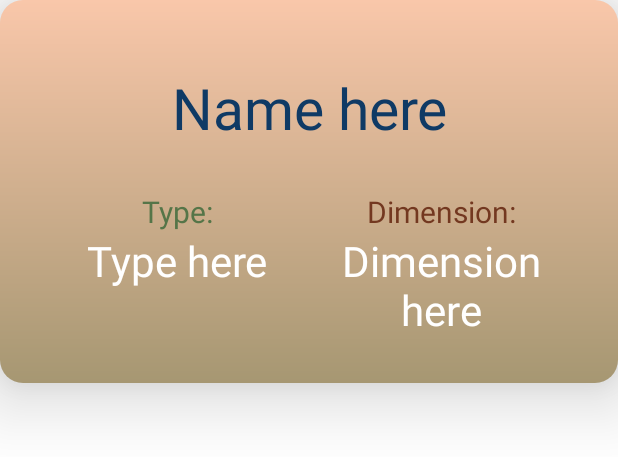
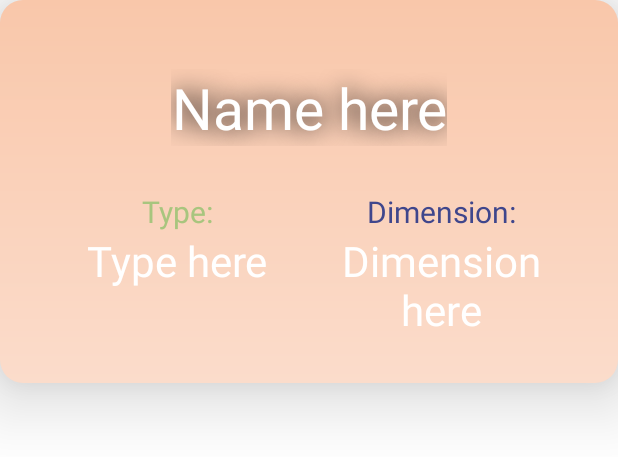
Before and after one commit to MORGANlTE/Rick-And-Morty-App, an Android app: the layout list_item_location.xml on its own in the app's theme, with its tools: preview values and no code run, on a phone screen of 412 x 824 dp. Shown: the top 457 px of the screen. Run offline under Robolectric (Android 15) with nearby library versions, the phone set to English and light mode, and no system bars.

Commit message:
colors etc

```diff
--- a/app/build.gradle
+++ b/app/build.gradle
@@ -54,7 +54,7 @@ dependencies {
     testImplementation 'junit:junit:4.13.2'
     androidTestImplementation 'androidx.test.ext:junit:1.1.4'
     androidTestImplementation 'androidx.test.espresso:espresso-core:3.5.0'
-
+    implementation 'jp.wasabeef:recyclerview-animators:4.0.2'
     //room
     implementation "androidx.room:room-runtime:2.4.3"
     kapt "androidx.room:room-compiler:2.4.3"
--- a/app/src/main/res/drawable/rounded.xml
+++ b/app/src/main/res/drawable/rounded.xml
@@ -2,7 +2,7 @@
 <shape xmlns:android="http://schemas.android.com/apk/res/android">
     <gradient
         android:startColor="#F9C7AA"
-        android:endColor="#A69772"
+        android:endColor="#FBDCCB"
         android:angle="275"/>
     <corners android:radius="15dp" />
 </shape>
--- a/app/src/main/res/layout/fragment_location.xml
+++ b/app/src/main/res/layout/fragment_location.xml
@@ -14,9 +14,9 @@
             android:layout_width="wrap_content"
             android:layout_height="wrap_content"
             android:paddingLeft="0sp"
-            android:text="@string/locations"
+            android:text="Locations"
             android:textAlignment="center"
-            android:textSize="24sp"
+            android:textSize="32sp"
             app:layout_constraintBottom_toBottomOf="parent"
             app:layout_constraintEnd_toEndOf="parent"
             app:layout_constraintHorizontal_bias="0.498"
--- a/app/src/main/res/layout/list_item_location.xml
+++ b/app/src/main/res/layout/list_item_location.xml
@@ -23,9 +23,12 @@
             android:layout_width="wrap_content"
             android:layout_height="wrap_content"
             android:layout_marginTop="16dp"
+            android:shadowColor="#0B0B0B"
+            android:shadowDx="2"
+            android:shadowRadius="20"
             android:text="@{location.name}"
             android:textAlignment="center"
-            android:textColor="#0F3A65"
+            android:textColor="@color/white"
             android:textSize="38dp"
             app:layout_constraintEnd_toEndOf="parent"
             app:layout_constraintStart_toStartOf="parent"
@@ -53,7 +56,7 @@
                     android:layout_height="wrap_content"
                     android:text="Type:"
                     android:textAlignment="center"
-                    android:textColor="#557548"
+                    android:textColor="#a8c57e"
                     android:textSize="20dp" />
 
                 <TextView
@@ -81,7 +84,7 @@
                     android:width="0dp"
                     android:text="@string/dimension"
                     android:textAlignment="center"
-                    android:textColor="#733820"
+                    android:textColor="#3f468c"
                     android:textSize="20dp"
                     tools:text="@string/dimension_dubbelpunt" />
 
--- a/settings.gradle
+++ b/settings.gradle
@@ -10,6 +10,7 @@ dependencyResolutionManagement {
     repositories {
         google()
         mavenCentral()
+        jcenter()
     }
 }
 rootProject.name = "RickAndMortyApp"
```
Also changed, not shown: app/src/main/java/com/rl/rickandmortyapp/screens/locations/LocationFragment.kt (+25 -7 lines).
